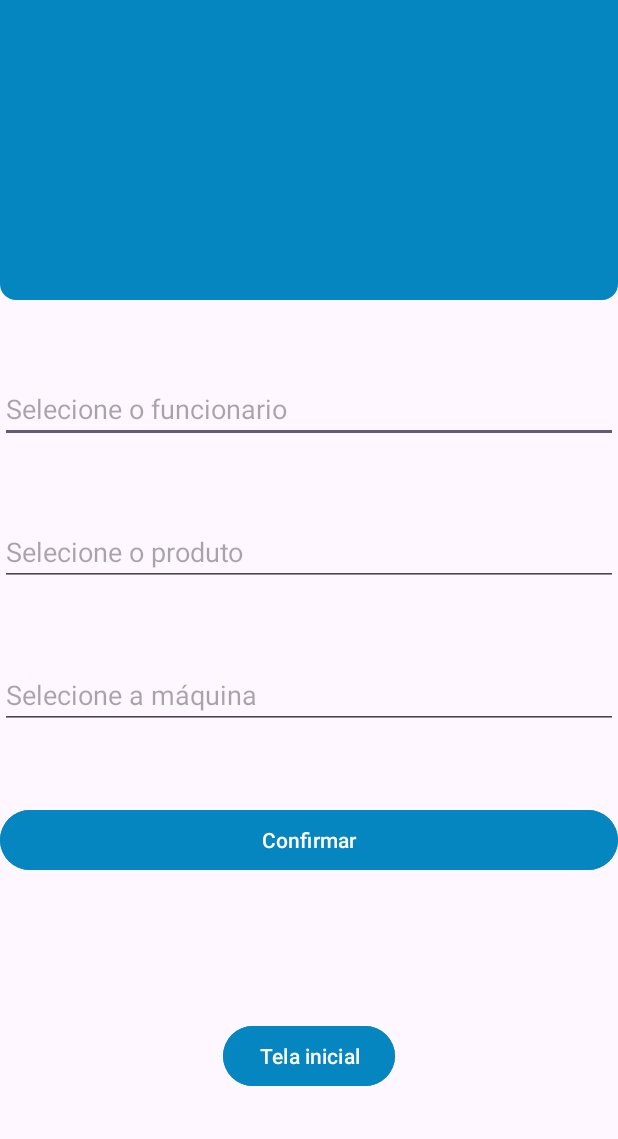
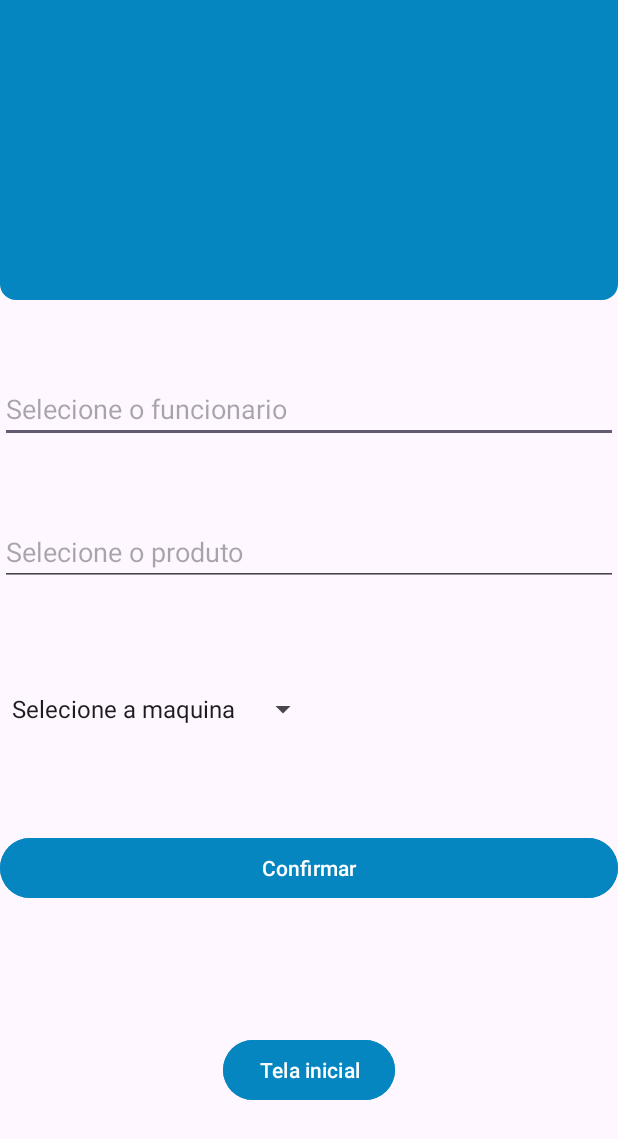
Before and after one commit to lscaglione/tecnoprintApp, an Android app: the screen it shows after launch (inserirImpressao), after a tap on "Inserir impressao", on a phone screen of 412 x 824 dp. Shown: the top 1139 px of the screen. Run offline under Robolectric (Android 15) with nearby library versions, the phone set to English and light mode, and no system bars.

Commit message:
Mudança de layout, implementação de opcões de máquinas para o usuário

```diff
--- a/app/src/main/java/br/com/lucca/app4/inserirImpressao.kt
+++ b/app/src/main/java/br/com/lucca/app4/inserirImpressao.kt
@@ -10,50 +10,69 @@ import android.widget.ArrayAdapter
 import android.widget.AutoCompleteTextView
 import android.widget.Button
 import android.widget.EditText
+import android.widget.Spinner
+import android.widget.Toast
 
 
 class inserirImpressao : AppCompatActivity() {
 
+    lateinit var editTextFuncionario: EditText
+    lateinit var editTextProduto: EditText
+    lateinit var botaoConfirma: Button
+    lateinit var selecionarMaquina: Spinner
 
     override fun onCreate(savedInstanceState: Bundle?) {
         super.onCreate(savedInstanceState)
         setContentView(R.layout.activity_inserir_impressao)
 
+
+        editTextFuncionario = findViewById(R.id.selecionarFuncionario)
+        editTextProduto = findViewById(R.id.selecionarProduto)
+        botaoConfirma = findViewById(R.id.botaoConfirmar)
+        selecionarMaquina = findViewById(R.id.selecionarMaquina)
+
+        botao()
+        botaoConfirma()
+        listaDeMaquinasLista()
+
+
+    }
+
+
+    private fun botao() {
         val botaoTelaInicial: Button = findViewById(R.id.botaoTelaInicial)
         botaoTelaInicial.setOnClickListener {
             intent = Intent(this, menuImpressao::class.java)
             startActivity(intent)
         }
+    }
 
-        val editTextFuncionario: EditText = findViewById(R.id.selecionarFuncionario)
-        val editTextProduto: EditText = findViewById(R.id.selecionarProduto)
-        val editTextMaquina: EditText = findViewById(R.id.selecionarMaquina)
-        val botaoConfirma: Button = findViewById(R.id.botaoConfirmar)
-
+    private fun botaoConfirma() {
+        //Usando o getSharedPreferences para modificar e guardar os dados digitados
         val preferences = getSharedPreferences("SharedPreferences", Context.MODE_PRIVATE)
         val editor = preferences.edit()
 
-
-
-
+        //Aplicando a lógica pra quando o usuário apertar em confirmar para obter os dados
         botaoConfirma.setOnClickListener {
             val funcionarioDigitado = editTextFuncionario.text.toString()
             editor.putString("funcionarioNovo", funcionarioDigitado)
             editor.apply()
 
-
             val produtoDigitado = editTextProduto.text.toString()
             editor.putString("produtoNovo", produtoDigitado)
             editor.apply()
 
-            val maquinaDigitado = editTextMaquina.text.toString()
-            editor.putString("maquinaNovo", maquinaDigitado)
+            val maquinaEscolhida = selecionarMaquina.selectedItem.toString()
+            editor.putString("maquinaEscolhida", maquinaEscolhida)
             editor.apply()
-
-            val intent = Intent(this, menuImpressao::class.java)
-            startActivity(intent)
+//
         }
     }
 
+    private fun listaDeMaquinasLista() {
+        val listaMaquinas = arrayOf("Selecione a maquina", "1", "2", "3", "4", "5", "6")
+        val adaptar = ArrayAdapter(this, android.R.layout.simple_dropdown_item_1line, listaMaquinas)
+        selecionarMaquina.setAdapter(adaptar)
+    }
 
 }
--- a/app/src/main/java/br/com/lucca/app4/menuImpressao.kt
+++ b/app/src/main/java/br/com/lucca/app4/menuImpressao.kt
@@ -4,44 +4,44 @@ import android.content.Context
 import android.content.Intent
 import androidx.appcompat.app.AppCompatActivity
 import android.os.Bundle
+import android.widget.AutoCompleteTextView
 import android.widget.Button
+import android.widget.EditText
 import android.widget.TextView
 
 class menuImpressao : AppCompatActivity() {
-
-
     override fun onCreate(savedInstanceState: Bundle?) {
         super.onCreate(savedInstanceState)
         setContentView(R.layout.activity_menu_impressao)
 
-
         botoes()
         pegaProduto()
         pegaFuncionario()
+        pegaMaquina()
 
     }
 
+    //Funções para exibir o valor digitado no menu inserirImpressao
     private fun pegaFuncionario() {
         val funcionario1: TextView = findViewById(R.id.funcionario1)
         val preferences = getSharedPreferences("SharedPreferences", Context.MODE_PRIVATE)
         val funcionarioSalvo = preferences.getString("funcionarioNovo", "")
         funcionario1.text = funcionarioSalvo
-
     }
 
     private fun pegaProduto() {
         val produto1: TextView = findViewById(R.id.produto1)
         val preferences = getSharedPreferences("SharedPreferences", Context.MODE_PRIVATE)
         val produtoSalvo = preferences.getString("produtoNovo", "")
-
         produto1.text = produtoSalvo
-
     }
 
-//    private fun pegaMaquina(){
-//        val maquina1: TextView = findViewById(R.id.)
-//
-//    }
+    private fun pegaMaquina(){
+        val maquina1: TextView = findViewById(R.id.maquina1)
+        val preferences = getSharedPreferences("SharedPreferences", Context.MODE_PRIVATE)
+        val maquinaSalvo = preferences.getString("maquinaEscolhida", "")
+        maquina1.text = maquinaSalvo
+    }
 
     private fun botoes() {
         val botao1: Button = findViewById(R.id.botaoInserirImpressao)
@@ -62,6 +62,4 @@ class menuImpressao : AppCompatActivity() {
             startActivity(intent)
         }
     }
-
-
 }
--- a/app/src/main/res/layout/activity_inserir_impressao.xml
+++ b/app/src/main/res/layout/activity_inserir_impressao.xml
@@ -38,13 +38,15 @@
         android:layout_marginTop="50dp"
         />
 
-    <AutoCompleteTextView
+    <Spinner
         android:id="@+id/selecionarMaquina"
-        android:layout_width="match_parent"
+        android:layout_width="wrap_content"
         android:layout_height="wrap_content"
         android:hint="Selecione a máquina"
         app:layout_constraintTop_toBottomOf="@id/selecionarProduto"
         android:layout_marginTop="50dp"
+        android:inputType="none"
+
         />
 
     <Button
```
